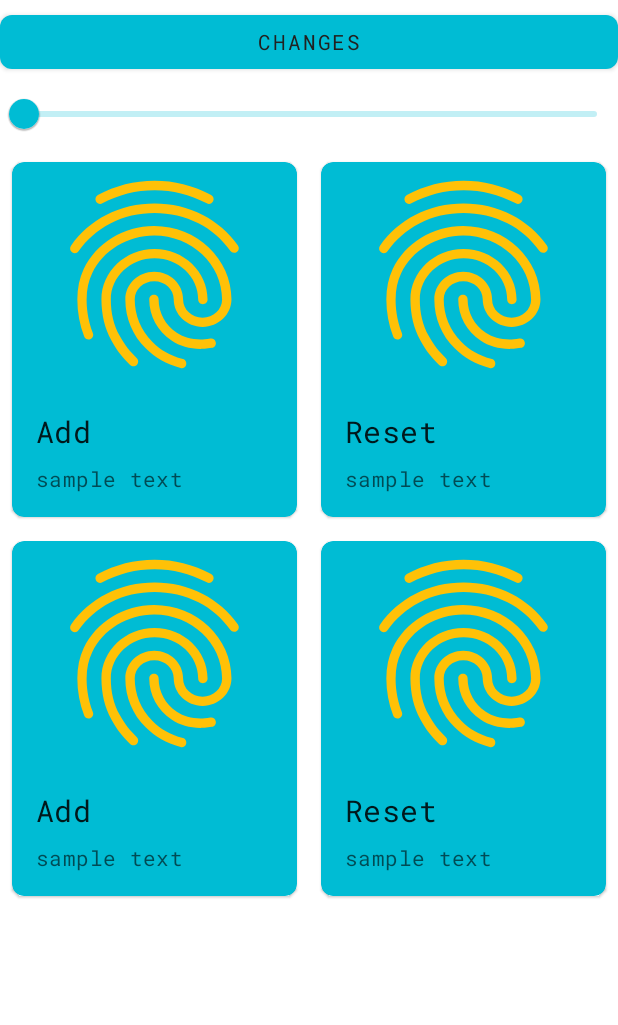
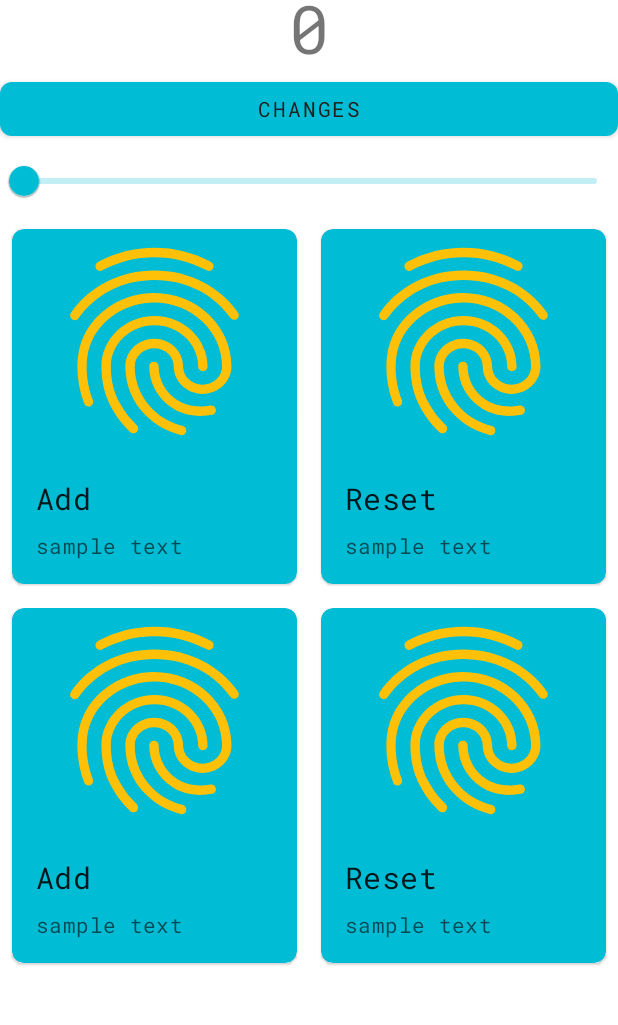
Before and after one commit to vincentstanislav/pocketclass, an Android app: the screen it shows after launch (MainActivity), after a tap on "CONFIRM", on a phone screen of 412 x 824 dp, the part 84-1109 px from its top. Run offline under Robolectric (Android 15) with nearby library versions, the phone set to English and light mode, and no system bars.

Commit message:
button on click listener

```diff
--- a/app/src/main/java/com/gloxeer/pocketclass/MainActivity.java
+++ b/app/src/main/java/com/gloxeer/pocketclass/MainActivity.java
@@ -16,16 +16,20 @@ import androidx.cardview.widget.CardView;
 public class MainActivity extends AppCompatActivity implements View.OnClickListener{
 
     //declare variables
-
+    private Button button;
+    private TextView textView;
 
     @Override
     protected void onCreate(Bundle savedInstanceState) {
         super.onCreate(savedInstanceState);
         setContentView(R.layout.activity_main);
 
-        Button button = findViewById(R.id.confirm);
+        button = findViewById(R.id.confirm);
+        button.setOnClickListener(this);
 
-        button.setOnClickListener(this);
+        textView = (TextView) findViewById(R.id.textView);
+        textView.setOnClickListener(this);
+
     }
     @Override
     public boolean onOptionsItemSelected(MenuItem item) {
@@ -48,13 +52,17 @@ public class MainActivity extends AppCompatActivity implements View.OnClickListe
         }
     }
 
-    @Override
+   // @Override
     public void onClick(View v) {
         switch (v.getId()) {
             case R.id.confirm:
                 //Toast.makeText(this, "test", Toast.LENGTH_SHORT).show();
-                Button confirm = (Button) findViewById(R.id.confirm);
-                confirm.setText("changes");
+                button = (Button) findViewById(R.id.confirm);
+                button.setText("changes");
+                break;
+            case R.id.textView:
+                textView = (TextView) findViewById(R.id.textView);
+                textView.setText("Clicked!");
                 break;
         }
     }
--- a/app/src/main/res/layout/activity_main.xml
+++ b/app/src/main/res/layout/activity_main.xml
@@ -13,7 +13,7 @@
         android:text="0"
         android:textSize="20pt"
         android:layout_centerHorizontal="true"
-        />
+        android:layout_marginTop="20pt"/>
 
     <com.google.android.material.button.MaterialButton
         android:id="@+id/confirm"
```
